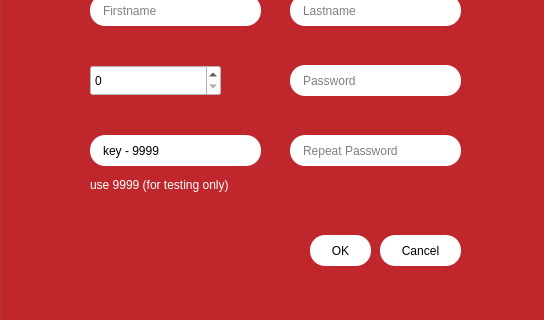
Old version of the form InsuranceProgram2/CreateAccount.ui in the repository TadeoBennett/InsuranceProgram2; both pictures show x 0 to 544 and y 145 to 465 of the 544 by 465 pixel window.
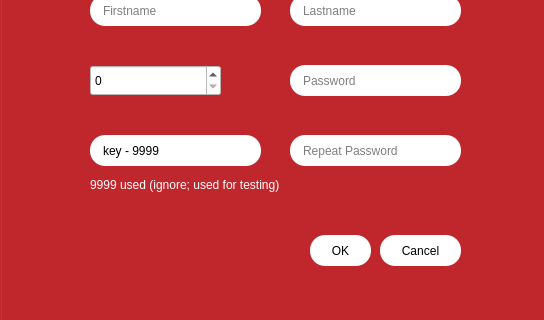
New version of the form.

Diff of the .ui file:
```diff
--- a/InsuranceProgram2/CreateAccount.ui
+++ b/InsuranceProgram2/CreateAccount.ui
@@ -120,7 +120,7 @@
 }</string>
     </property>
     <property name="text">
-     <string>&lt;html&gt;&lt;head/&gt;&lt;body&gt;&lt;p&gt;use 9999 (for testing only)&lt;/p&gt;&lt;/body&gt;&lt;/html&gt;</string>
+     <string>&lt;html&gt;&lt;head/&gt;&lt;body&gt;&lt;p&gt;9999 used (ignore; used for testing)&lt;/p&gt;&lt;/body&gt;&lt;/html&gt;</string>
     </property>
    </widget>
    <widget class="QLineEdit" name="firstnameInput">
```
